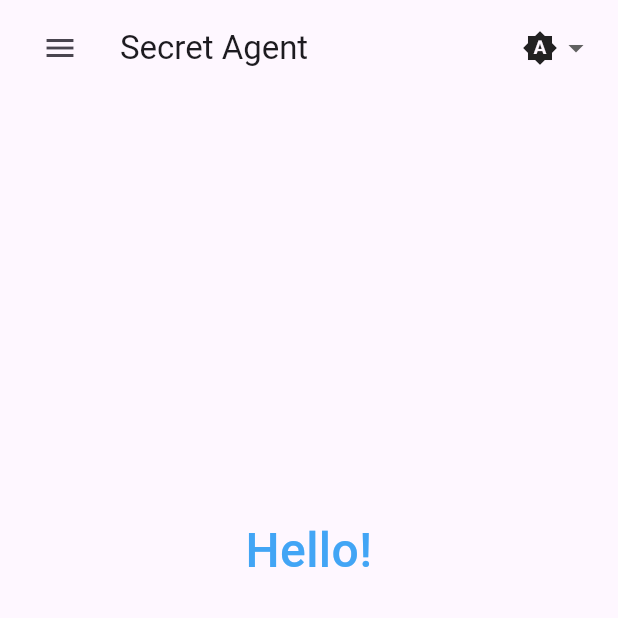
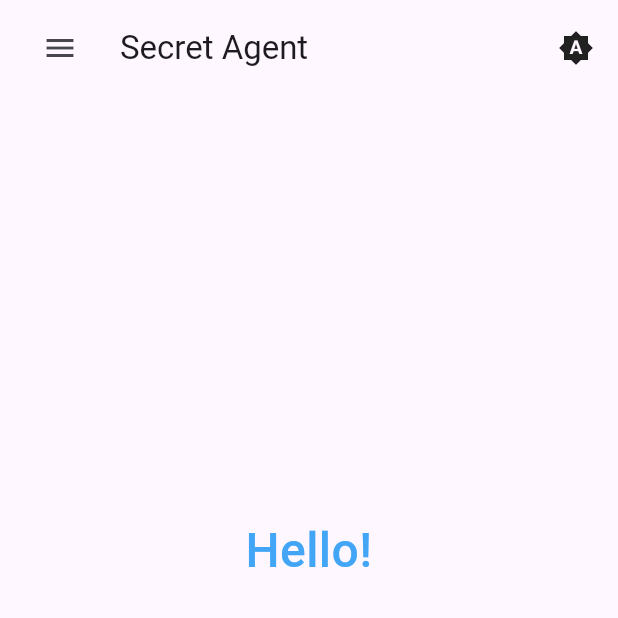
Before and after one commit to tianhaoz95/moollama, a Flutter app: the screen it shows after launch, on a phone screen of 412 x 824 dp, the top half of it. Run offline on Flutter 3.47's test engine with Material 3 defaults, Android fonts, the phone set to English and light mode, and no system bars; our stand-ins replace sqflite_common_ffi; accounts and stored records are empty.

Commit message:
feat: make theme selector narrow

```diff
--- a/lib/main.dart
+++ b/lib/main.dart
@@ -154,6 +154,7 @@ class _SecretAgentHomeState extends State<SecretAgentHome> {
                     builder: (context, currentMode, child) {
                       return DropdownButton<ThemeMode>(
                         underline: const SizedBox(),
+                        icon: const SizedBox.shrink(),
                         value: currentMode,
                         onChanged: (ThemeMode? newValue) {
                           if (newValue != null) {
```
